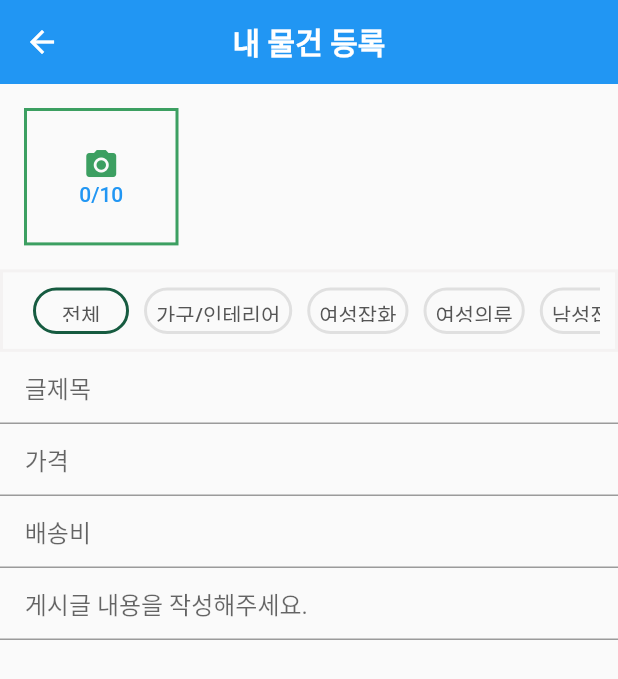
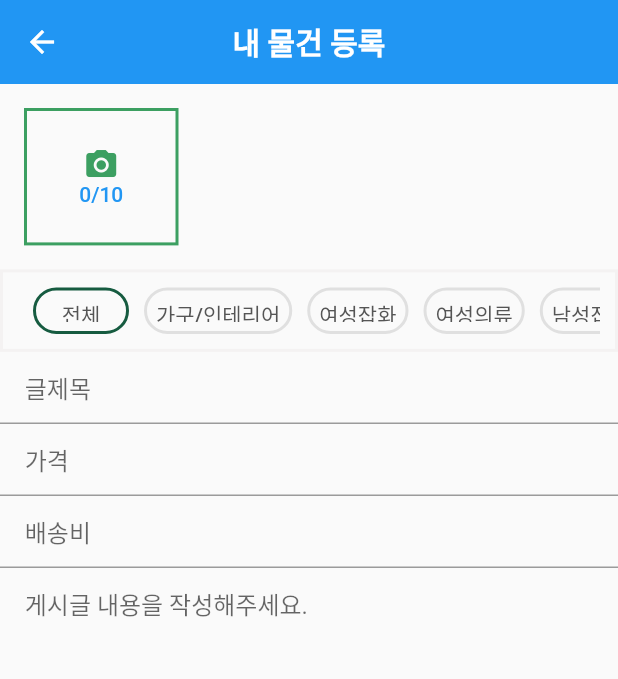
Before and after one commit to hwanny7/Re_Slow, a Flutter app: the CreateArticle screen opened directly, on a phone screen of 412 x 824 dp. Shown: the top 679 px of the screen. Run offline on Flutter 3.47's test engine with Material 2 defaults, Android fonts, the phone set to English and light mode, and no system bars; our stand-ins replace carousel_slider, dio, image_picker, shared_preferences; accounts and stored records are empty; Roboto replaces fonts that are missing (NanumSquare).

Commit message:
:art: text field border 삭제

```diff
--- a/frontend/lib/pages/market/create_article.dart
+++ b/frontend/lib/pages/market/create_article.dart
@@ -175,8 +175,7 @@ class _CreateArticleState extends State<CreateArticle> {
                   maxLines: null,
                   decoration: InputDecoration(
                     hintText: '게시글 내용을 작성해주세요.',
-                    focusedBorder: const UnderlineInputBorder(
-                        borderSide: BorderSide(color: Color(0xFFBDBDBD))),
+                    border: InputBorder.none,
                     contentPadding: EdgeInsets.symmetric(
                         vertical: 0, horizontal: width * 0.04),
                   ),
```
